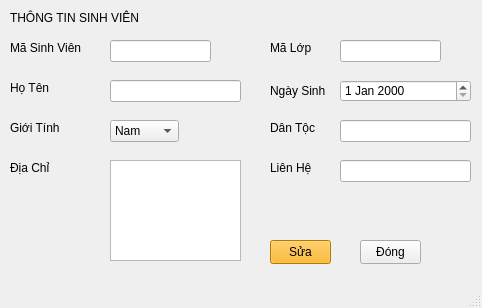
VoLeMinhNghia/Python_Project, file Designer/DetailSV.ui: the form before one commit.
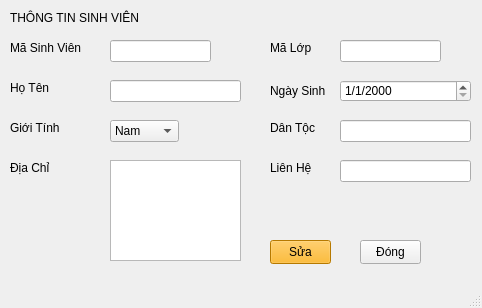
The form after the commit.

What changed in the file:
```diff
--- a/Designer/DetailSV.ui
+++ b/Designer/DetailSV.ui
@@ -138,6 +138,9 @@
     <property name="readOnly">
      <bool>false</bool>
     </property>
+    <property name="displayFormat">
+     <string>d/M/yyyy</string>
+    </property>
    </widget>
    <widget class="QLabel" name="label_6">
     <property name="geometry">
```
